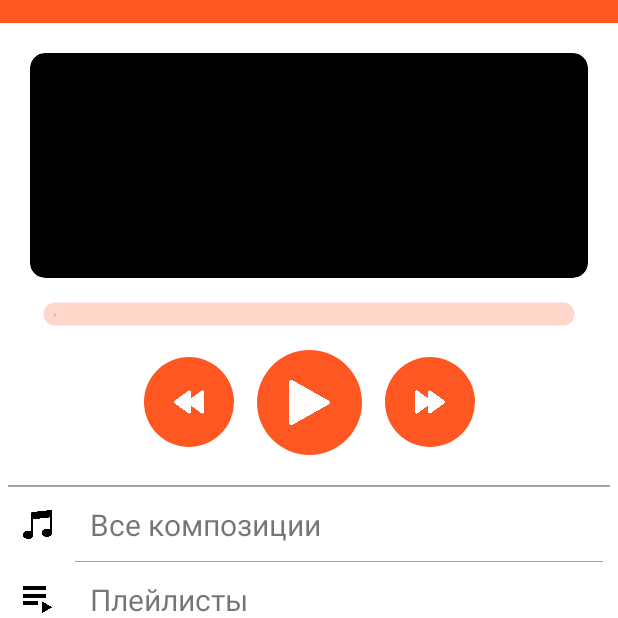
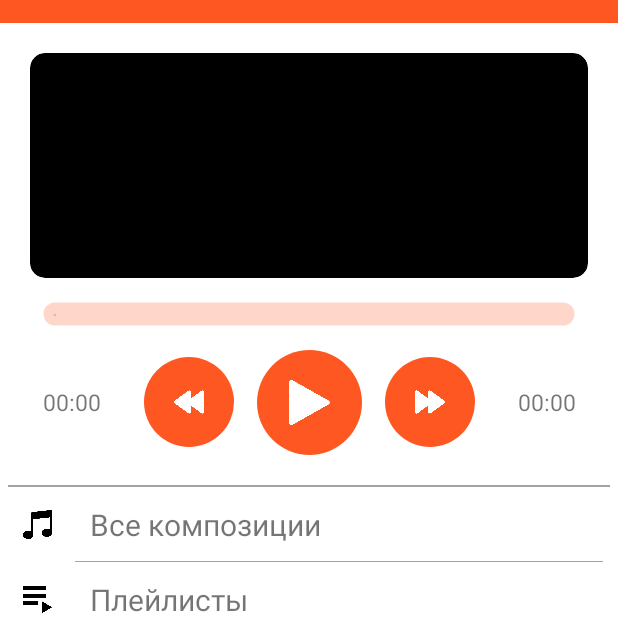
Before and after one commit to alexandr7035/MPU, an Android app: the screen it shows after launch (MainActivity), on a phone screen of 412 x 824 dp, the top half of it. Run offline under Robolectric (Android 15) with nearby library versions, the phone set to English and light mode, and no system bars; 1 statement that could not run was skipped.

Commit message:
Save before archivdation

```diff
--- a/app/src/main/java/com/alexandr7035/mpu/MusicPlayerService.kt
+++ b/app/src/main/java/com/alexandr7035/mpu/MusicPlayerService.kt
@@ -91,5 +91,15 @@ class MusicPlayerService: Service(), MediaPlayer.OnPreparedListener {
         currentSongUri = uri
         stopPlaying()
         startPlaying()
+
+        Log.d(LOG_TAG, "${player.currentPosition} of ${player.duration})")
+    }
+
+    fun getCurrentTrackDuration(): Int {
+        return player.duration
+    }
+
+    fun getCurrentTrackPosition(): Int {
+        return player.duration
     }
 }
--- a/app/src/main/res/layout/activity_main.xml
+++ b/app/src/main/res/layout/activity_main.xml
@@ -217,5 +217,27 @@
         app:layout_constraintStart_toStartOf="parent"
         app:layout_constraintTop_toBottomOf="@+id/linearLayout" />
 
+    <TextView
+        android:id="@+id/timerView"
+        android:layout_width="wrap_content"
+        android:layout_height="wrap_content"
+        android:layout_marginTop="24dp"
+        android:text="00:00"
+        android:textSize="15sp"
+        app:layout_constraintEnd_toStartOf="@+id/linearLayout"
+        app:layout_constraintStart_toStartOf="parent"
+        app:layout_constraintTop_toBottomOf="@+id/slider" />
+
+    <TextView
+        android:id="@+id/fulltimeView"
+        android:layout_width="wrap_content"
+        android:layout_height="wrap_content"
+        android:layout_marginTop="24dp"
+        android:text="00:00"
+        android:textSize="15sp"
+        app:layout_constraintEnd_toEndOf="parent"
+        app:layout_constraintStart_toEndOf="@+id/linearLayout"
+        app:layout_constraintTop_toBottomOf="@+id/slider" />
+
 
 </androidx.constraintlayout.widget.ConstraintLayout>
```
